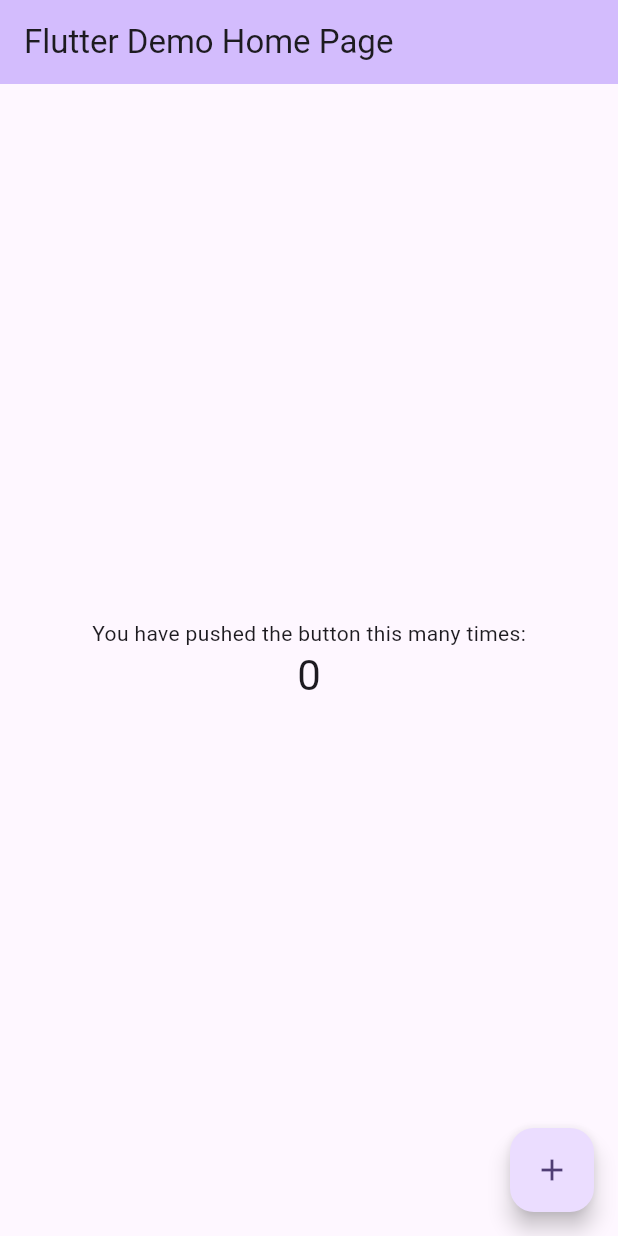
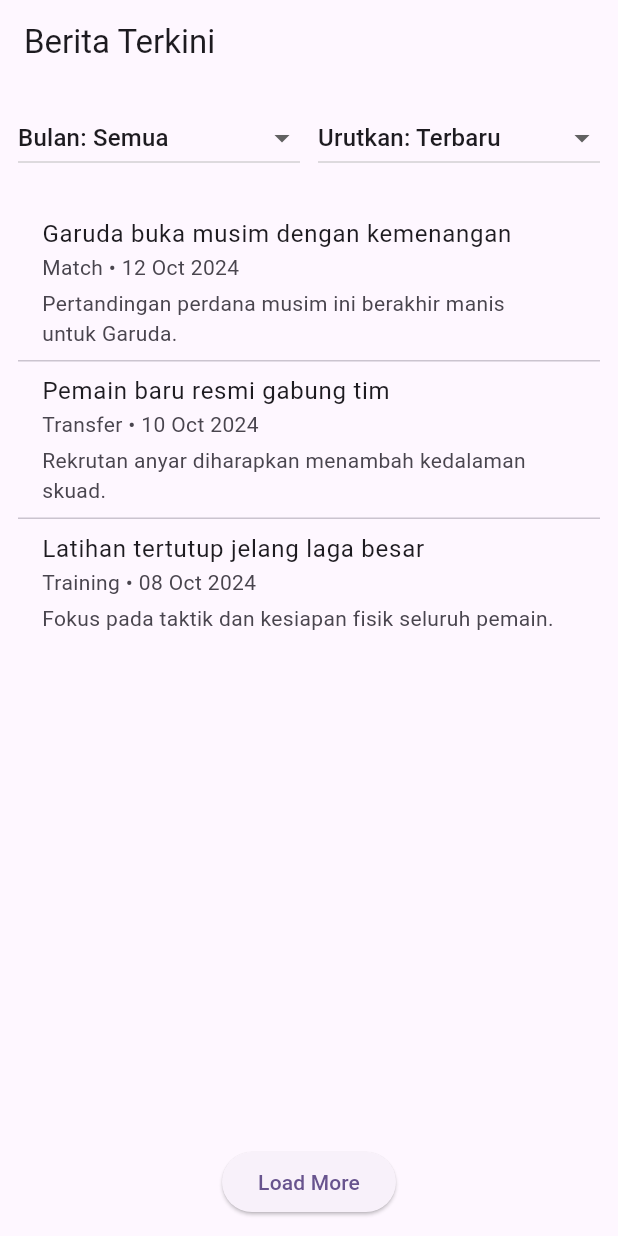
Before and after one commit to kelompok-6-PBP-CSUI-2024/garudaspot_flutter, a Flutter app: the screen it shows after launch, on a phone screen of 412 x 824 dp. Run offline on Flutter 3.47's test engine with Material 3 defaults, Android fonts, the phone set to English and light mode, and no system bars.

Commit message:
feat: add initial base for news page

```diff
--- a/lib/main.dart
+++ b/lib/main.dart
@@ -1,4 +1,5 @@
 import 'package:flutter/material.dart';
+import 'news/newspage.dart';
 
 void main() {
   runApp(const MyApp());
@@ -30,7 +31,7 @@
         // tested with just a hot reload.
         colorScheme: ColorScheme.fromSeed(seedColor: Colors.deepPurple),
       ),
-      home: const MyHomePage(title: 'Flutter Demo Home Page'),
+      home: const NewsPage(),
     );
   }
 }
--- /dev/null
+++ b/lib/news/model/news.dart
@@ -0,0 +1,65 @@
+import 'dart:convert';
+
+class News {
+  const News({
+    required this.id,
+    required this.title,
+    required this.category,
+    required this.publishDate,
+    required this.content,
+    this.publishedMonth,
+  });
+
+  final String id;
+  final String title;
+  final String category;
+  final String publishDate;
+  final int? publishedMonth;
+  final String content;
+
+  factory News.fromJson(Map<String, dynamic> json) {
+    return News(
+      id: json['id']?.toString() ?? '',
+      title: json['title']?.toString() ?? '',
+      category: json['category']?.toString() ?? '',
+      publishDate: json['publish_date']?.toString() ?? '',
+      publishedMonth: _toIntOrNull(json['published_month']),
+      content: json['content']?.toString() ?? '',
+    );
+  }
+
+  Map<String, dynamic> toJson() {
+    return {
+      'id': id,
+      'title': title,
+      'category': category,
+      'publish_date': publishDate,
+      'published_month': publishedMonth,
+      'content': content,
+    };
+  }
+}
+
+News newsFromJson(String str) => News.fromJson(json.decode(str) as Map<String, dynamic>);
+
+List<News> newsListFromJson(String str) {
+  final dynamic data = json.decode(str);
+  if (data is List) {
+    return data.map((e) => News.fromJson(e as Map<String, dynamic>)).toList();
+  }
+  if (data is Map<String, dynamic> && data['items'] is List) {
+    return (data['items'] as List)
+        .map((e) => News.fromJson(e as Map<String, dynamic>))
+        .toList();
+  }
+  return [];
+}
+
+String newsToJson(News data) => json.encode(data.toJson());
+String newsListToJson(List<News> data) => json.encode(data.map((x) => x.toJson()).toList());
+
+int? _toIntOrNull(dynamic value) {
+  if (value == null) return null;
+  if (value is int) return value;
+  return int.tryParse(value.toString());
+}
--- /dev/null
+++ b/lib/news/newspage.dart
@@ -0,0 +1,187 @@
+import 'package:flutter/material.dart';
+import 'model/news.dart';
+import 'news_detail_page.dart';
+
+/// Very early, non-styled landing page for the news module.
+/// Currently uses local sample data; backend wiring will come later.
+class NewsPage extends StatefulWidget {
+  const NewsPage({super.key, this.isAdmin = false});
+
+  /// Toggle this to show the Add News button (mirrors web admin-only action).
+  final bool isAdmin;
+
+  @override
+  State<NewsPage> createState() => _NewsPageState();
+}
+
+class _NewsPageState extends State<NewsPage> {
+  // Simple placeholder list to mimic backend data.
+  final List<News> _allNews = [
+    const News(
+      id: '1',
+      title: 'Garuda buka musim dengan kemenangan',
+      category: 'Match',
+      publishDate: '12 Oct 2024',
+      publishedMonth: 10,
+      content: 'Pertandingan perdana musim ini berakhir manis untuk Garuda.',
+    ),
+    const News(
+      id: '2',
+      title: 'Pemain baru resmi gabung tim',
+      category: 'Transfer',
+      publishDate: '10 Oct 2024',
+      publishedMonth: 10,
+      content: 'Rekrutan anyar diharapkan menambah kedalaman skuad.',
+    ),
+    const News(
+      id: '3',
+      title: 'Latihan tertutup jelang laga besar',
+      category: 'Training',
+      publishDate: '08 Oct 2024',
+      publishedMonth: 10,
+      content: 'Fokus pada taktik dan kesiapan fisik seluruh pemain.',
+    ),
+  ];
+
+  final List<String> _months = const [
+    'Semua',
+    'Jan',
+    'Feb',
+    'Mar',
+    'Apr',
+    'Mei',
+    'Jun',
+    'Jul',
+    'Agu',
+    'Sep',
+    'Okt',
+    'Nov',
+    'Des',
+  ];
+
+  String _selectedMonth = 'Semua';
+  String _selectedSort = 'Terbaru';
+
+  @override
+  Widget build(BuildContext context) {
+    return Scaffold(
+      appBar: AppBar(
+        title: const Text('Berita Terkini'),
+        actions: [
+          if (widget.isAdmin)
+            IconButton(
+              onPressed: () {
+                // Later: open add-news form modal/page.
+                ScaffoldMessenger.of(context).showSnackBar(
+                  const SnackBar(content: Text('Add News tapped')),
+                );
+              },
+              icon: const Icon(Icons.add),
+              tooltip: 'Add News',
+            ),
+        ],
+      ),
+      body: Column(
+        children: [
+          _buildFilters(),
+          Expanded(
+            child: _buildNewsList(),
+          ),
+          _buildLoadMore(),
+        ],
+      ),
+    );
+  }
+
+  Widget _buildFilters() {
+    return Padding(
+      padding: const EdgeInsets.all(12.0),
+      child: Row(
+        children: [
+          Expanded(
+            child: DropdownButton<String>(
+              value: _selectedMonth,
+              isExpanded: true,
+              items: _months
+                  .map((m) => DropdownMenuItem(value: m, child: Text('Bulan: $m')))
+                  .toList(),
+              onChanged: (value) {
+                if (value == null) return;
+                setState(() {
+                  _selectedMonth = value;
+                });
+              },
+            ),
+          ),
+          const SizedBox(width: 12),
+          Expanded(
+            child: DropdownButton<String>(
+              value: _selectedSort,
+              isExpanded: true,
+              items: const [
+                DropdownMenuItem(value: 'Terbaru', child: Text('Urutkan: Terbaru')),
+                DropdownMenuItem(value: 'Terlama', child: Text('Urutkan: Terlama')),
+              ],
+              onChanged: (value) {
+                if (value == null) return;
+                setState(() {
+                  _selectedSort = value;
+                });
+              },
+            ),
+          ),
+        ],
+      ),
+    );
+  }
+
+  Widget _buildNewsList() {
+    // For now, just return the static list; filtering/sorting can be wired later.
+    final items = List<News>.from(_allNews);
+
+    return ListView.separated(
+      padding: const EdgeInsets.symmetric(horizontal: 12.0, vertical: 8.0),
+      itemBuilder: (context, index) {
+        final item = items[index];
+        return ListTile(
+          title: Text(item.title),
+          subtitle: Column(
+            crossAxisAlignment: CrossAxisAlignment.start,
+            children: [
+              Text('${item.category} • ${item.publishDate}'),
+              const SizedBox(height: 4),
+              Text(item.content),
+            ],
+          ),
+          onTap: () {
+            Navigator.push(
+              context,
+              MaterialPageRoute(
+                builder: (_) => NewsDetailPage(
+                  news: item,
+                ),
+              ),
+            );
+          },
+        );
+      },
+      separatorBuilder: (_, __) => const Divider(height: 1),
+      itemCount: items.length,
+    );
+  }
+
+  Widget _buildLoadMore() {
+    return Padding(
+      padding: const EdgeInsets.all(12.0),
+      child: ElevatedButton(
+        onPressed: () {
+          // Later: fetch next page.
+          ScaffoldMessenger.of(context).showSnackBar(
+            const SnackBar(content: Text('Load more tapped')),
+          );
+        },
+        child: const Text('Load More'),
+      ),
+    );
+  }
+}
```
Also changed, not shown: lib/news/news_detail_page.dart (added, +42 -0 lines).
